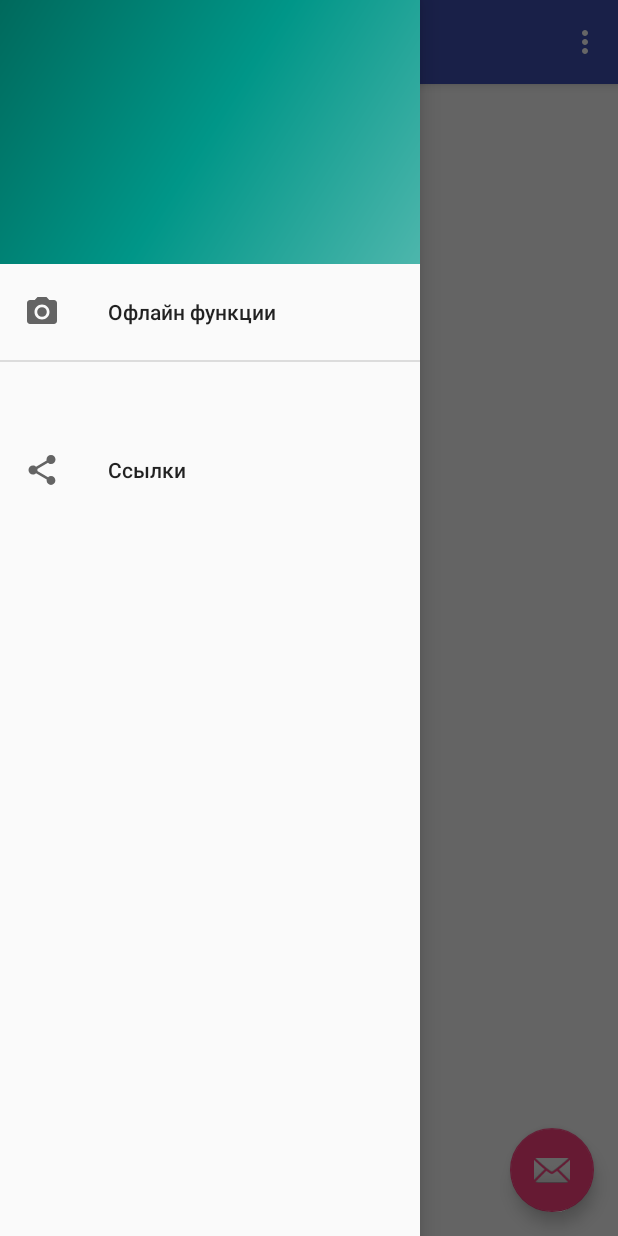
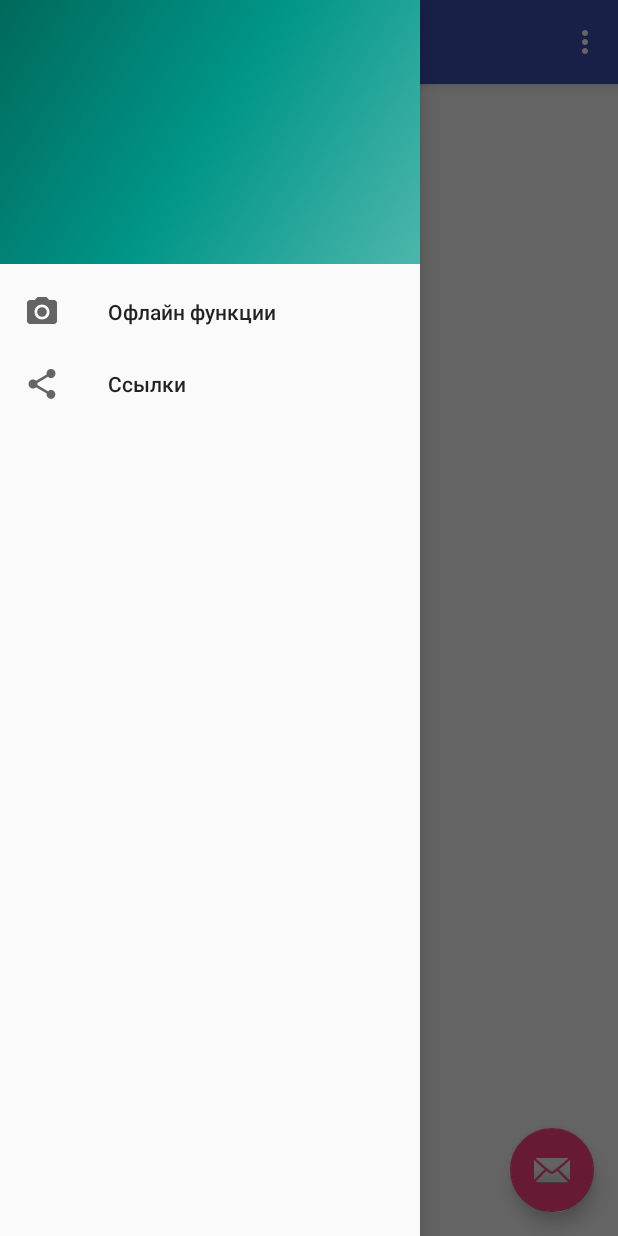
Before and after one commit to StickKing/Diplom, an Android app: the screen it shows after launch (MainActivity), with the side drawer open, on a phone screen of 412 x 824 dp. Run offline under Robolectric (Android 15) with nearby library versions, the phone set to English and light mode, and no system bars.

Commit message:
Маленькие поправки в дизайне, левого меню.

```diff
--- a/app/src/main/res/menu/activity_main_drawer.xml
+++ b/app/src/main/res/menu/activity_main_drawer.xml
@@ -8,15 +8,10 @@
             android:id="@+id/nav_camera"
             android:icon="@drawable/ic_menu_camera"
             android:title="Офлайн функции" />
+        <item
+            android:id="@+id/nav_share"
+            android:icon="@drawable/ic_menu_share"
+            android:title="Ссылки" />
     </group>
 
-    <item>
-        <menu>
-            <item
-                android:id="@+id/nav_share"
-                android:icon="@drawable/ic_menu_share"
-                android:title="Ссылки" />
-        </menu>
-    </item>
-
 </menu>
```
